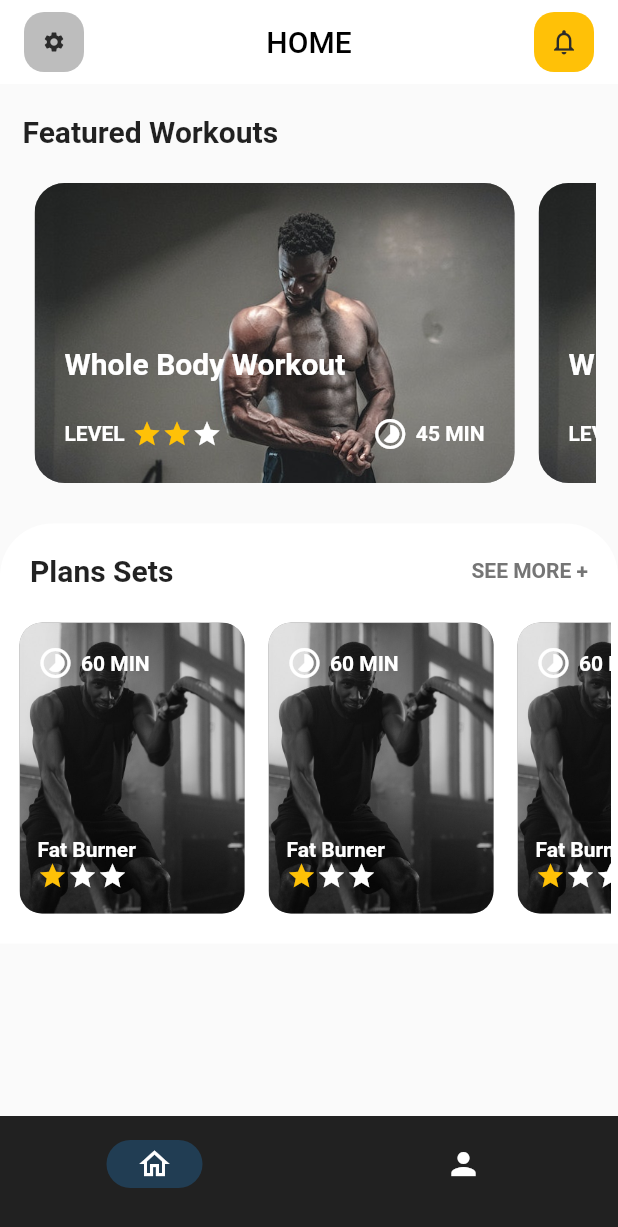
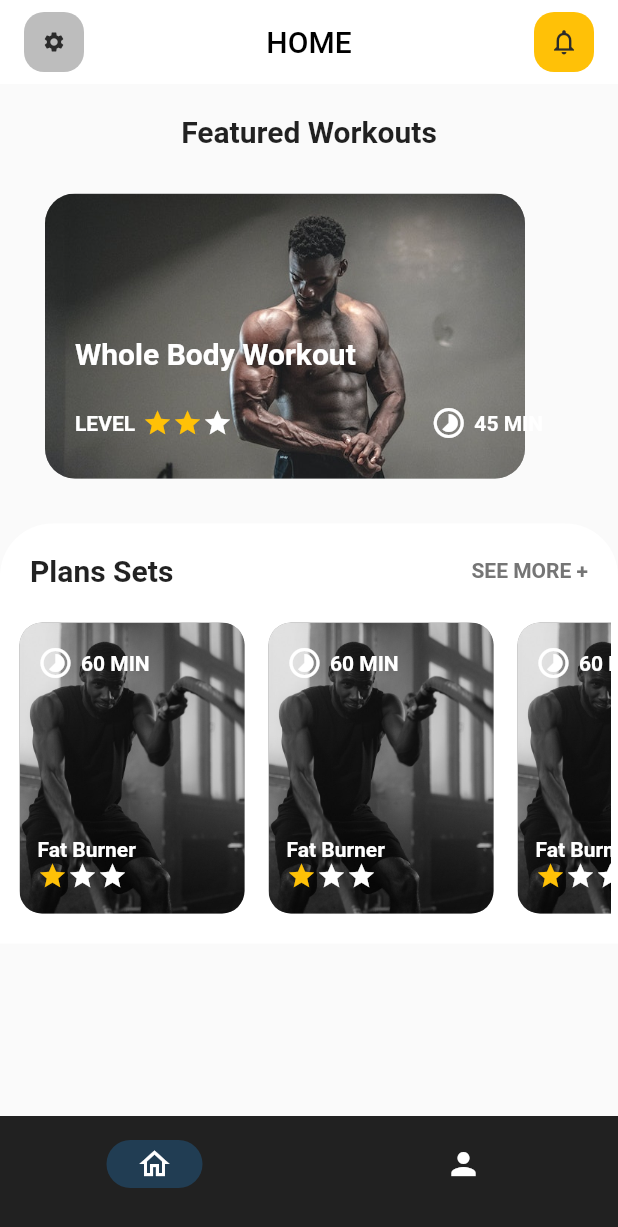
Before and after one commit to hmadation-qadumi/Fitness_App, a Flutter app: the screen it shows after launch, on a phone screen of 412 x 824 dp. Shown: the top 1227 px of the screen. Run offline on Flutter 3.47's test engine with Material 2 defaults, Android fonts, the phone set to English and light mode, and no system bars.

Commit message:
adding workout

```diff
--- a/lib/main.dart
+++ b/lib/main.dart
@@ -1,6 +1,4 @@
-import 'package:fitness_app/pages/home/home_page.dart';
-import 'package:fitness_app/pages/profile/profile_page.dart';
-import 'package:fitness_app/pages/workout/workout_overview.dart';
+import 'package:fitness_app/pages/workout/workout.dart';
 import 'package:fitness_app/widget_tree.dart';
 import 'package:flutter/material.dart';
 
--- a/lib/pages/home/home_page.dart
+++ b/lib/pages/home/home_page.dart
@@ -1,5 +1,6 @@
 import 'package:fitness_app/widgets/app_icon.dart';
 import 'package:fitness_app/widgets/featured_workout_widget.dart';
+import 'package:fitness_app/widgets/page_header.dart';
 import 'package:fitness_app/widgets/workout_widget.dart';
 import 'package:flutter/material.dart';
 import 'package:flutter/src/widgets/container.dart';
@@ -13,27 +14,18 @@ class HomePage extends StatefulWidget {
 }
 
 class _HomePageState extends State<HomePage> {
+  PageController pageController = PageController(viewportFraction: 1);
+
   @override
   Widget build(BuildContext context) {
     return Scaffold(
       appBar: AppBar(
         elevation: 0,
-        title:
-            Row(mainAxisAlignment: MainAxisAlignment.spaceBetween, children: [
-          AppIcon(
-            icon: Icons.settings,
-            backgroundColor: Colors.grey.shade400,
-          ),
-          const Text(
-            'HOME',
-            style: TextStyle(color: Colors.black),
-          ),
-          const AppIcon(
-            icon: Icons.notifications_outlined,
-            backgroundColor: Colors.amber,
-            iconSize: 20,
-          ),
-        ]),
+        title: PageHeader(
+          leftIcon: Icons.settings,
+          rightIcon: Icons.notifications_outlined,
+          title: 'HOME',
+        ),
         backgroundColor: Colors.white,
       ),
       body: Column(
@@ -45,7 +37,7 @@ class _HomePageState extends State<HomePage> {
           Padding(
             padding: const EdgeInsets.all(15),
             child: Column(
-              crossAxisAlignment: CrossAxisAlignment.start,
+              //crossAxisAlignment: CrossAxisAlignment.start,
               children: [
                 const Text(
                   'Featured Workouts',
@@ -56,9 +48,9 @@ class _HomePageState extends State<HomePage> {
                 ),
                 Container(
                   height: 220,
-                  child: ListView.builder(
+                  child: PageView.builder(
+                      controller: pageController,
                       itemCount: 5,
-                      scrollDirection: Axis.horizontal,
                       itemBuilder: ((context, index) {
                         return const FeaturedWorkoutWidget(
                             imgURL: 'assets/images/workout_1.jpg');
--- a/lib/widgets/featured_workout_widget.dart
+++ b/lib/widgets/featured_workout_widget.dart
@@ -26,7 +26,7 @@ class FeaturedWorkoutWidget extends StatelessWidget {
         );
       },
       child: Padding(
-        padding: const EdgeInsets.all(8.0),
+        padding: const EdgeInsets.all(15),
         child: Stack(children: [
           Container(
             height: 200,
--- /dev/null
+++ b/lib/widgets/page_header.dart
@@ -0,0 +1,32 @@
+import 'package:flutter/material.dart';
+import 'app_icon.dart';
+
+class PageHeader extends StatelessWidget {
+  final IconData leftIcon;
+  final IconData rightIcon;
+  final String title;
+  const PageHeader(
+      {super.key,
+      required this.leftIcon,
+      required this.rightIcon,
+      required this.title});
+
+  @override
+  Widget build(BuildContext context) {
+    return Row(mainAxisAlignment: MainAxisAlignment.spaceBetween, children: [
+      AppIcon(
+        icon: leftIcon,
+        backgroundColor: Colors.grey.shade400,
+      ),
+      Text(
+        title,
+        style: TextStyle(color: Colors.black),
+      ),
+      AppIcon(
+        icon: rightIcon,
+        backgroundColor: Colors.amber,
+        iconSize: 20,
+      ),
+    ]);
+  }
+}
```
Also changed, not shown: lib/pages/workout/workout.dart (added, +56 -0 lines).
